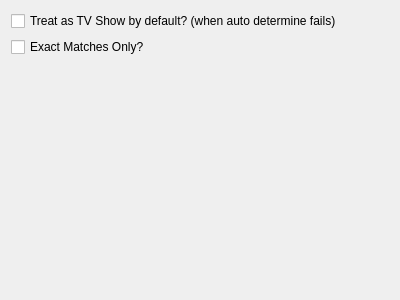
Old version of the form UI/Preferences/TransformationSettings.ui in the repository towel42-com/MediaManager.
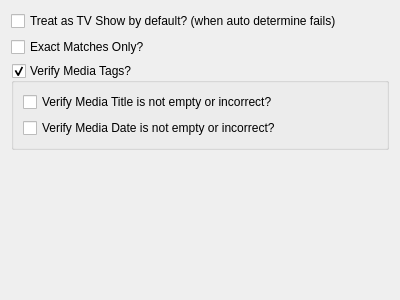
New version of the form.

Commit message: For deltion of known, separate out exe, nfo, bak, txt and custom Allow for verifying tags, title or date

```diff
--- a/UI/Preferences/TransformationSettings.ui
+++ b/UI/Preferences/TransformationSettings.ui
@@ -28,6 +28,32 @@
      </property>
     </widget>
    </item>
+   <item>
+    <widget class="QGroupBox" name="verifyMediaTags">
+     <property name="title">
+      <string>Verify Media Tags?</string>
+     </property>
+     <property name="checkable">
+      <bool>true</bool>
+     </property>
+     <layout class="QVBoxLayout" name="verticalLayout_2">
+      <item>
+       <widget class="QCheckBox" name="verifyMediaTitle">
+        <property name="text">
+         <string>Verify Media Title is not empty or incorrect?</string>
+        </property>
+       </widget>
+      </item>
+      <item>
+       <widget class="QCheckBox" name="verifyMediaDate">
+        <property name="text">
+         <string>Verify Media Date is not empty or incorrect?</string>
+        </property>
+       </widget>
+      </item>
+     </layout>
+    </widget>
+   </item>
    <item>
     <spacer name="verticalSpacer_7">
      <property name="orientation">
```
The commit also changes 4 other files.
